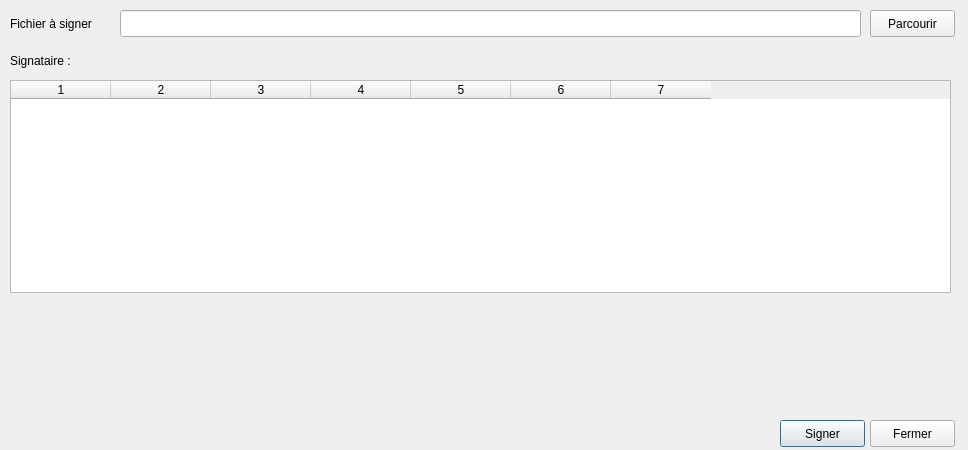
This is GuiPG/src/View/filesign.ui in Diakakodo/GuiPG as Qt 5 draws it before an edit. The edited form follows.
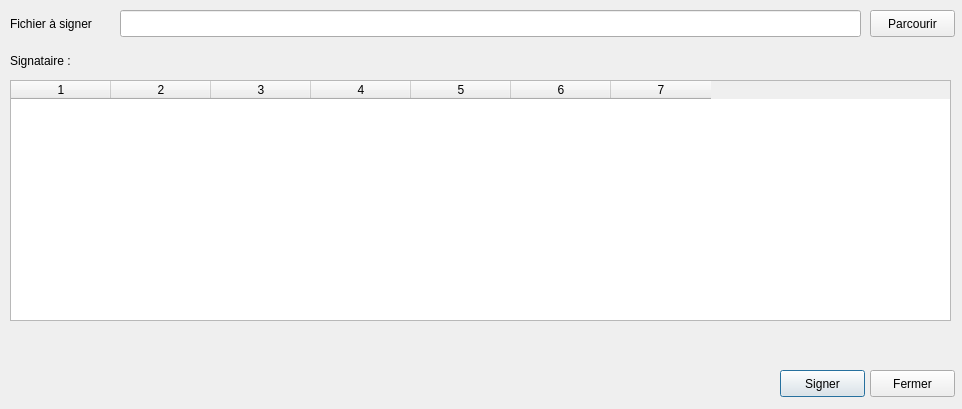
This is the edited form.

Commit message: retouche interface signature

Diff of the .ui file:
```diff
--- a/GuiPG/src/View/filesign.ui
+++ b/GuiPG/src/View/filesign.ui
@@ -6,8 +6,8 @@
    <rect>
     <x>0</x>
     <y>0</y>
-    <width>968</width>
-    <height>450</height>
+    <width>962</width>
+    <height>409</height>
    </rect>
   </property>
   <property name="windowTitle">
@@ -54,7 +54,7 @@
      <x>10</x>
      <y>80</y>
      <width>941</width>
-     <height>213</height>
+     <height>241</height>
     </rect>
    </property>
    <property name="alternatingRowColors">
@@ -84,7 +84,7 @@
    <property name="geometry">
     <rect>
      <x>780</x>
-     <y>420</y>
+     <y>370</y>
      <width>85</width>
      <height>27</height>
     </rect>
@@ -150,7 +150,7 @@
    <property name="geometry">
     <rect>
      <x>870</x>
-     <y>420</y>
+     <y>370</y>
      <width>85</width>
      <height>27</height>
     </rect>
```
